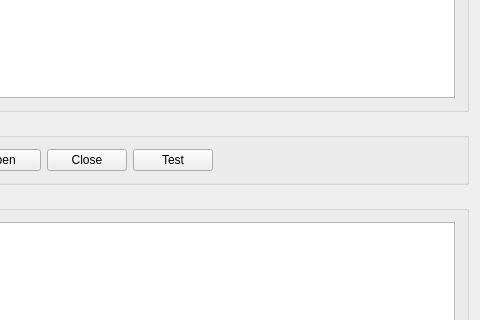
Qt form CmtiQtDemo/CmtiQtDemoDialog.ui (cztek/CmtiSdkDemo) before a commit; both pictures show x 178 to 658 and y 137 to 457 of the 658 by 562 pixel window.
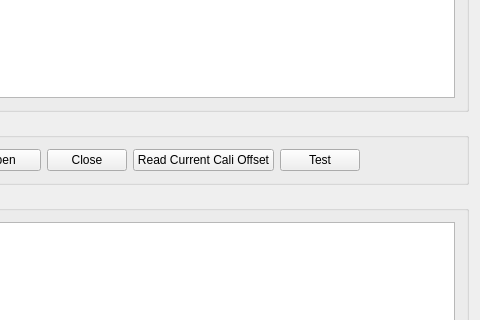
The same form after that commit.

Commit message: 更新读current offset功能。

What changed in the file:
```diff
--- a/CmtiQtDemo/CmtiQtDemoDialog.ui
+++ b/CmtiQtDemo/CmtiQtDemoDialog.ui
@@ -118,6 +118,13 @@
           </property>
          </widget>
         </item>
+        <item>
+         <widget class="QPushButton" name="btnReadCurrentCaliOffset">
+          <property name="text">
+           <string>Read Current Cali Offset</string>
+          </property>
+         </widget>
+        </item>
         <item>
          <widget class="QPushButton" name="btnTest">
           <property name="text">
```
The commit also changes 15 other files.
